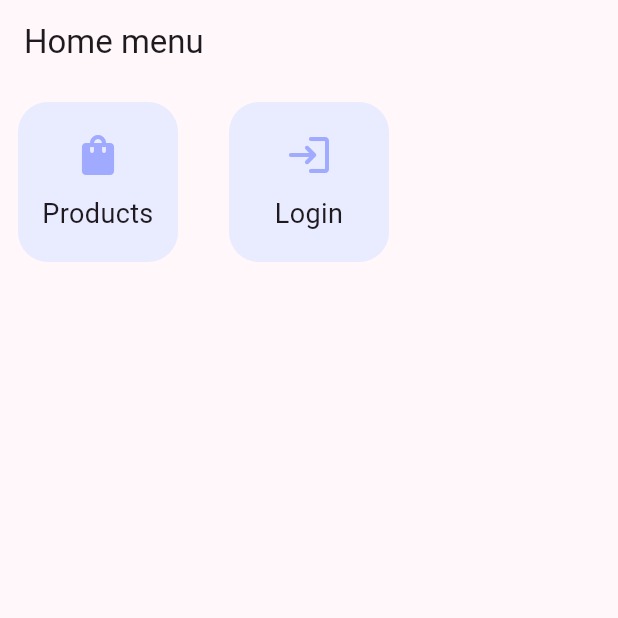
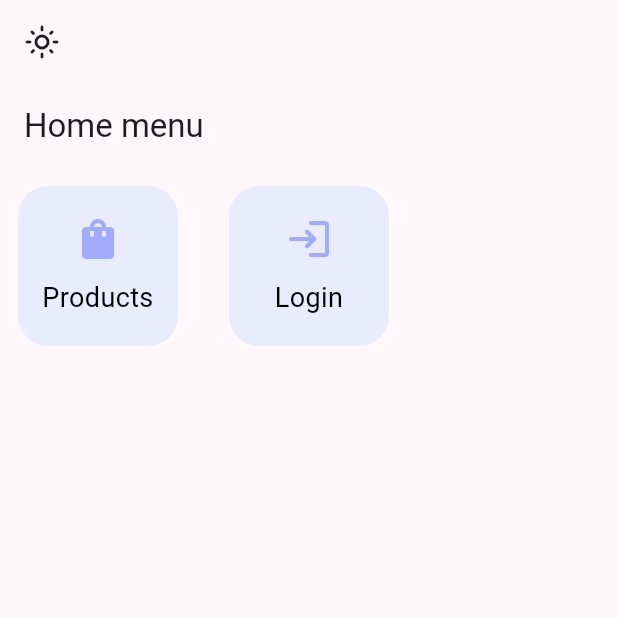
Before and after one commit to manypark/practices_bloc, a Flutter app: the screen it shows after launch, on a phone screen of 412 x 824 dp, the top half of it. Run offline on Flutter 3.47's test engine with Material 3 defaults, Android fonts, the phone set to English and light mode, and no system bars; our stand-ins replace animated_theme_switcher, blur, dio, equatable, firebase_auth, firebase_core and 5 more; missing offline and left inert: givestarreviews; accounts and stored records are empty.

Commit message:
feat: add animated switcher library

```diff
--- a/lib/config/helper/services_locator.dart
+++ b/lib/config/helper/services_locator.dart
@@ -1,4 +1,5 @@
 import 'package:get_it/get_it.dart';
+import 'package:practices/features/home/presentation/bloc/dark_mode_bloc.dart';
 import '../../features/login/presentation/blocs/blocs.dart';
 import 'package:practices/features/products/presentation/bloc/blocs.dart';
 
@@ -8,4 +9,5 @@ void serviceLocatorInit() {
   getIt.registerSingleton( ProductsBloc() );
   getIt.registerSingleton( LoginFormBloc() );
   getIt.registerSingleton( AuthBloc() );
+  getIt.registerSingleton( DarkModeBloc() );
 }
--- a/lib/config/theme/app_theme.dart
+++ b/lib/config/theme/app_theme.dart
@@ -2,10 +2,29 @@ import 'package:flutter/material.dart';
 
 class AppTheme {
 
-  ThemeData getTheme() => ThemeData(
+  ThemeData getThemeLight() => ThemeData(
     useMaterial3    : true,
     colorSchemeSeed : Colors.purple,
-    brightness      : Brightness.light
+    brightness      : Brightness.light,
+    inputDecorationTheme: InputDecorationTheme(
+      fillColor: Colors.grey.shade100,
+      hintStyle: const TextStyle( color: Colors.black )
+    ),
+    textTheme       : const TextTheme(
+      bodyMedium: TextStyle( color : Colors.black ),
+    )
+  );
+
+  ThemeData getThemedark() => ThemeData(
+    useMaterial3    : true,
+    colorSchemeSeed : Colors.purple.shade900,
+    brightness      : Brightness.dark,
+    inputDecorationTheme: const InputDecorationTheme(
+      hintStyle: TextStyle( color: Colors.white ),
+    ),
+    textTheme       : const TextTheme(
+      bodyMedium: TextStyle( color : Colors.white ),
+    )
   );
 
 }
--- /dev/null
+++ b/lib/features/home/presentation/bloc/dark_mode_bloc.dart
@@ -0,0 +1,21 @@
+import 'package:equatable/equatable.dart';
+import 'package:flutter_bloc/flutter_bloc.dart';
+
+part 'dark_mode_event.dart';
+part 'dark_mode_state.dart';
+
+class DarkModeBloc extends Bloc<DarkModeEvent, DarkModeState> {
+
+  DarkModeBloc() : super( const DarkModeState() ) {
+    on<DarkModeEvent>( _onDarkModeHandler );
+  }
+
+  void changeDarkMode() {
+    add( DarkModeEvent( isDarkMode: !state.isDarkMode ) );
+  }
+
+  _onDarkModeHandler( DarkModeEvent event, Emitter<DarkModeState> emit ) {
+    emit( state.copyWith( isDarkMode: event.isDarkMode ) );
+  }
+
+}
--- /dev/null
+++ b/lib/features/home/presentation/bloc/dark_mode_event.dart
@@ -0,0 +1,13 @@
+part of 'dark_mode_bloc.dart';
+
+class DarkModeEvent extends Equatable {
+
+  final bool isDarkMode;
+
+  const DarkModeEvent({
+    this.isDarkMode = false
+  });
+
+  @override
+  List<Object> get props => [isDarkMode];
+}
--- /dev/null
+++ b/lib/features/home/presentation/bloc/dark_mode_state.dart
@@ -0,0 +1,21 @@
+part of 'dark_mode_bloc.dart';
+
+class DarkModeState extends Equatable {
+
+  final bool isDarkMode;
+
+  const DarkModeState({
+    this.isDarkMode = false
+  });
+
+  @override
+  List<Object> get props => [isDarkMode];
+
+  DarkModeState copyWith({
+    bool? isDarkMode,
+  }) {
+    return DarkModeState(
+      isDarkMode: isDarkMode ?? this.isDarkMode,
+    );
+  }
+}
--- a/lib/features/home/presentation/home_screen.dart
+++ b/lib/features/home/presentation/home_screen.dart
@@ -1,6 +1,11 @@
+import 'package:animated_theme_switcher/animated_theme_switcher.dart';
 import 'package:flutter/material.dart';
+import 'package:go_router/go_router.dart';
+import 'package:flutter_bloc/flutter_bloc.dart';
 import 'package:flutter_animate/flutter_animate.dart';
-import 'package:go_router/go_router.dart';
+import 'package:practices/config/config.dart';
+
+import 'bloc/dark_mode_bloc.dart';
 
 class HomeScreen extends StatelessWidget {
 
@@ -8,13 +13,41 @@ class HomeScreen extends StatelessWidget {
 
   @override
   Widget build(BuildContext context) {
-    return const Scaffold(
-      body: CustomScrollView(
-        physics: NeverScrollableScrollPhysics(),
-        slivers: [
-          SliverAppBar( title: Text('Home menu' ) ),
-          HomeView(),
-        ],
+
+    final darkModeBloc = context.watch<DarkModeBloc>().state.isDarkMode;
+
+    return ThemeSwitchingArea(
+      child: Scaffold(
+        appBar: AppBar(
+          leading: ThemeSwitcher(
+              clipper: const ThemeSwitcherCircleClipper(),
+              builder: ( context ) {
+                return IconButton(
+                  onPressed : () {
+
+                    final brightness = ThemeModelInheritedNotifier.of(context).theme.brightness;
+
+                    ThemeSwitcher.of(context).changeTheme(
+                      // theme     : darkModeBloc ? AppTheme().getThemedark() : AppTheme().getThemeLight(),
+                      // isReversed: darkModeBloc ? true : false,
+                      theme     : brightness == Brightness.light ? AppTheme().getThemedark() : AppTheme().getThemeLight(),
+                      isReversed: brightness == Brightness.light ? true : false,
+                    );
+
+                    context.read<DarkModeBloc>().changeDarkMode();
+                  },
+                  icon      : Icon( darkModeBloc ? Icons.dark_mode_outlined : Icons.light_mode_outlined )
+                );
+              }
+            ),
+        ),
+        body  : const CustomScrollView(
+          physics: NeverScrollableScrollPhysics(),
+          slivers: [
+            SliverAppBar( title: Text('Home menu' ) ),
+            HomeView(),
+          ],
+        ),
       ),
     );
   }
@@ -26,14 +59,16 @@ class MenuItem {
   final String title;
   final IconData icon;
   final String route;
-  final Color bgColor;
+  final Color bgColorLight;
+  final Color bgColorDark;
   final Color iconColor;
 
   MenuItem({
     required this.title,
     required this.icon,
     required this.route,
-    required this.bgColor,
+    required this.bgColorLight,
+    required this.bgColorDark,
     required this.iconColor,
   });
 
@@ -45,16 +80,18 @@ final menuItems = [
       title     : 'Products',
       icon      : Icons.shopping_bag_rounded,
       route     : '/products',
-      bgColor   : const Color(0xffe9ebff),
-      iconColor : const Color(0xffA0AAFF),
+      bgColorLight  : const Color(0xffe9ebff),
+      bgColorDark   : Colors.purple,
+      iconColor     : const Color(0xffA0AAFF),
     ),
 
     MenuItem(
       title     : 'Login',
       icon      : Icons.login_rounded,
       route     : '/login',
-      bgColor   : const Color(0xffe9ebff),
-      iconColor : const Color(0xffA0AAFF),
+      bgColorLight  : const Color(0xffe9ebff),
+      bgColorDark   : Colors.purple,
+      iconColor     : const Color(0xffA0AAFF),
     ),
 ];
 
@@ -88,7 +125,8 @@ class HomeView extends StatelessWidget {
           title  : item.title,
           route  : item.route,
           icon   : item.icon,
-          bgColor:  item.bgColor,
+          bgColorLight:  item.bgColorLight,
+          bgColorDark:  item.bgColorDark,
           iconColor: item.iconColor,
         )
       ).toList().animate( interval: 200.ms )
@@ -104,7 +142,8 @@ class HomeMenuItem extends StatelessWidget {
   final String title;
   final String route;
   final IconData icon;
-  final Color bgColor;
+  final Color bgColorLight;
+  final Color bgColorDark;
   final Color iconColor;
 
   const HomeMenuItem({
@@ -112,12 +151,15 @@ class HomeMenuItem extends StatelessWidget {
     required this.title,
     required this.route,
     required this.icon,
-    required this.bgColor,
+    required this.bgColorLight,
+    required this.bgColorDark,
     required this.iconColor,
   });
 
   @override
   Widget build(BuildContext context) {
+
+    final darkModeBloc = context.watch<DarkModeBloc>().state.isDarkMode;
 
     return GestureDetector(
       onTap: () => context.push( route ),
@@ -125,7 +167,7 @@ class HomeMenuItem extends StatelessWidget {
         margin    : const EdgeInsets.all( 12 ),
         decoration: BoxDecoration(
           borderRadius: BorderRadius.circular(20),
-          color: bgColor
+          color       : darkModeBloc ? bgColorDark : bgColorLight
         ),
         child: Column(
           mainAxisAlignment : MainAxisAlignment.center,
--- a/lib/features/products/presentation/views/search_product_input.dart
+++ b/lib/features/products/presentation/views/search_product_input.dart
@@ -35,7 +35,6 @@ class _SearchProductInputViewState extends State<SearchProductInputView> {
         },
         decoration: InputDecoration(
           hintText: 'Search your product',
-          fillColor: Colors.grey.shade100,
           filled   : true,
           border  : InputBorder.none,
           prefixIcon: const Icon( Icons.search_outlined),
--- a/lib/main.dart
+++ b/lib/main.dart
@@ -1,18 +1,25 @@
 import 'package:flutter/material.dart';
 import 'package:flutter_bloc/flutter_bloc.dart';
 import 'package:firebase_core/firebase_core.dart';
-import 'package:practices/features/login/presentation/blocs/blocs.dart';
 import 'package:practices/firebase_options.dart';
+import 'package:animated_theme_switcher/animated_theme_switcher.dart';
 
 import 'package:practices/config/config.dart';
+import 'package:practices/features/login/presentation/blocs/blocs.dart';
 import 'package:practices/features/products/presentation/bloc/blocs.dart';
 
+import 'features/home/presentation/bloc/dark_mode_bloc.dart';
+
 void main() async {
+
   WidgetsFlutterBinding.ensureInitialized();
+
   await Firebase.initializeApp(
     options: DefaultFirebaseOptions.currentPlatform,
   );
+
   serviceLocatorInit();
+
   runApp(const BlocsProviders());
 }
 
@@ -27,6 +34,7 @@ class BlocsProviders extends StatelessWidget {
         BlocProvider(create: (context) => getIt<ProductsBloc>(), lazy: false ),
         BlocProvider(create: (context) => getIt<LoginFormBloc>(), lazy: false ),
         BlocProvider(create: (context) => getIt<AuthBloc>(), lazy: false ),
+        BlocProvider(create: (context) => getIt<DarkModeBloc>(), lazy: false ),
       ],
       child : const MainApp(),
     );
@@ -39,11 +47,18 @@ class MainApp extends StatelessWidget {
 
   @override
   Widget build(BuildContext context) {
-    return MaterialApp.router(
-      debugShowCheckedModeBanner: false,
-      title       : 'Practices Bloc',
-      routerConfig : appRouter,
-      theme       : AppTheme().getTheme(),
+
+    return ThemeProvider(
+      initTheme : AppTheme().getThemeLight(),
+      builder   : (context, myTheme) {
+
+        return MaterialApp.router(
+          debugShowCheckedModeBanner: false,
+          title        : 'Practices Bloc',
+          routerConfig : appRouter,
+          theme        : myTheme,
+        );
+      },
     );
   }
 
--- a/pubspec.yaml
+++ b/pubspec.yaml
@@ -7,6 +7,7 @@ environment:
   sdk: '>=3.1.0 <4.0.0'
 
 dependencies:
+  animated_theme_switcher: ^2.0.8
   blur: ^3.1.0
   dio: ^5.3.3
   equatable: ^2.0.5
```
Also changed, not shown: lib/features/login/presentation/views/sign_up_view.dart (+69 -56 lines), lib/features/products/presentation/product_screen.dart (+35 -3 lines), pubspec.lock, 1 other file.
